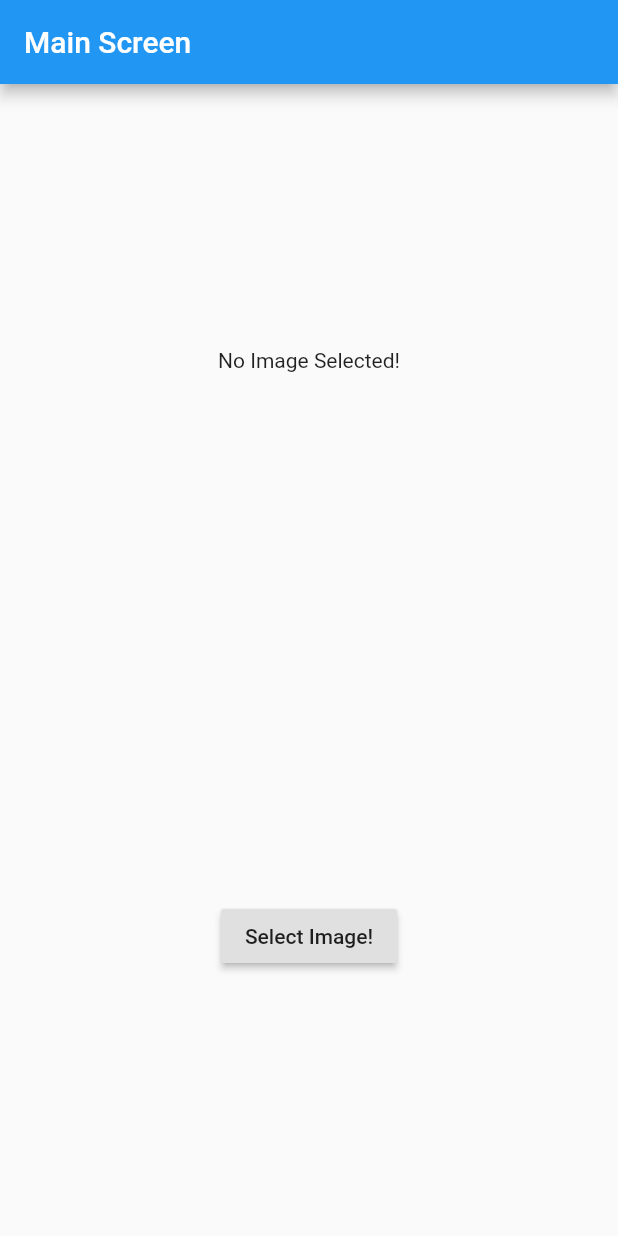
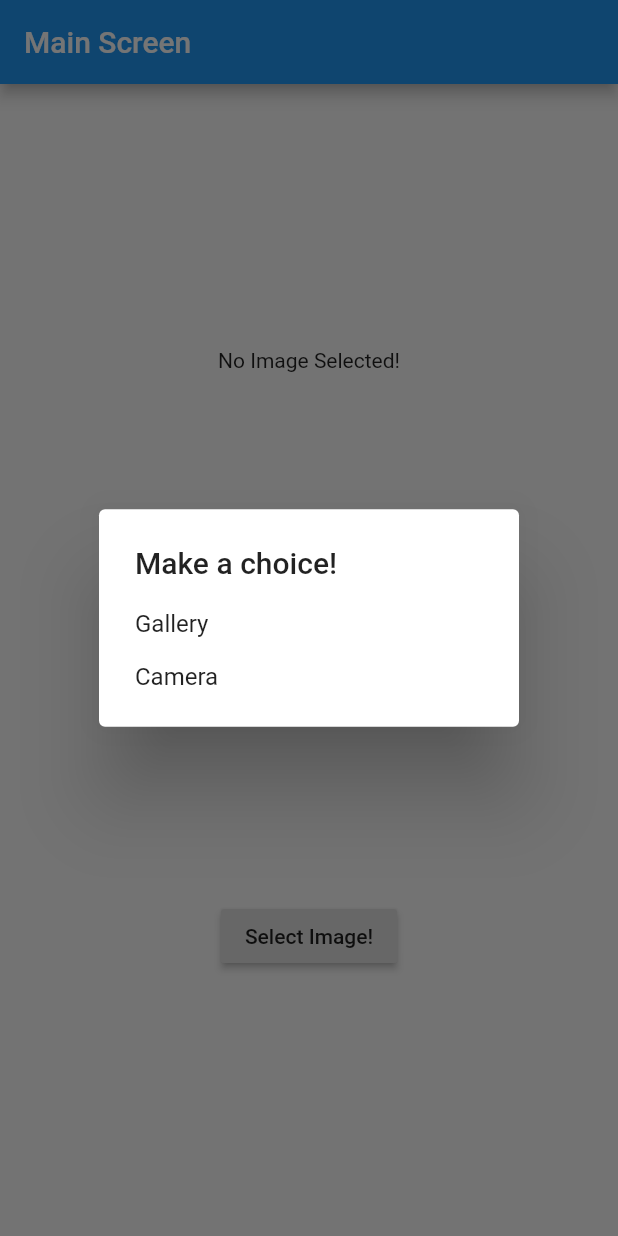
Before and after one commit to ironbatshashank/Camera-module-for-flutter, a Flutter app: the screen it shows after launch, after a tap on "Select Image!", on a phone screen of 412 x 824 dp. Run offline on Flutter 3.47's test engine with Material 2 defaults, Android fonts, the phone set to English and light mode, and no system bars.

Commit message:
Gallery and camera func

```diff
--- a/lib/main.dart
+++ b/lib/main.dart
@@ -13,6 +13,42 @@ class LandingScreen extends StatefulWidget {
 }
 
 class _LandingScreenState extends State<LandingScreen> {
+
+  _openGallery(){
+
+  }
+
+  _openCamera(){
+
+  }
+
+  Future<void> _showChoiceDialog(BuildContext context){
+    return showDialog(context: context,builder: (BuildContext context){
+      return AlertDialog(
+        title: Text("Make a choice!"),
+        content: SingleChildScrollView(
+          child: ListBody(
+            children: <Widget>[
+              GestureDetector(
+                child: Text("Gallery"),
+                onTap: (){
+                  _openGallery();
+                },
+                ),
+                Padding(padding: EdgeInsets.all(8.0),),
+                GestureDetector(
+                child: Text("Camera"),
+                onTap: (){
+                  _openCamera();
+                },
+                ),
+            ],
+            ),
+        ),
+        );
+    });
+  }
+
   @override
   Widget build(BuildContext context) {
     return Scaffold(
@@ -26,7 +62,7 @@ class _LandingScreenState extends State<LandingScreen> {
             children: <Widget>[
               Text("No Image Selected!"),
               RaisedButton(onPressed: (){
-
+                _showChoiceDialog(context);
               },child: Text("Select Image!"),)
             ],
           )
--- a/pubspec.yaml
+++ b/pubspec.yaml
@@ -25,7 +25,6 @@ dependencies:
   # Use with the CupertinoIcons class for iOS style icons.
   cupertino_icons: ^0.1.2
   path_provider: ^0.4.1
-  image_picker: ^0.4.4
 
 dev_dependencies:
   flutter_test:
```
Also changed, not shown: 1 other file.
